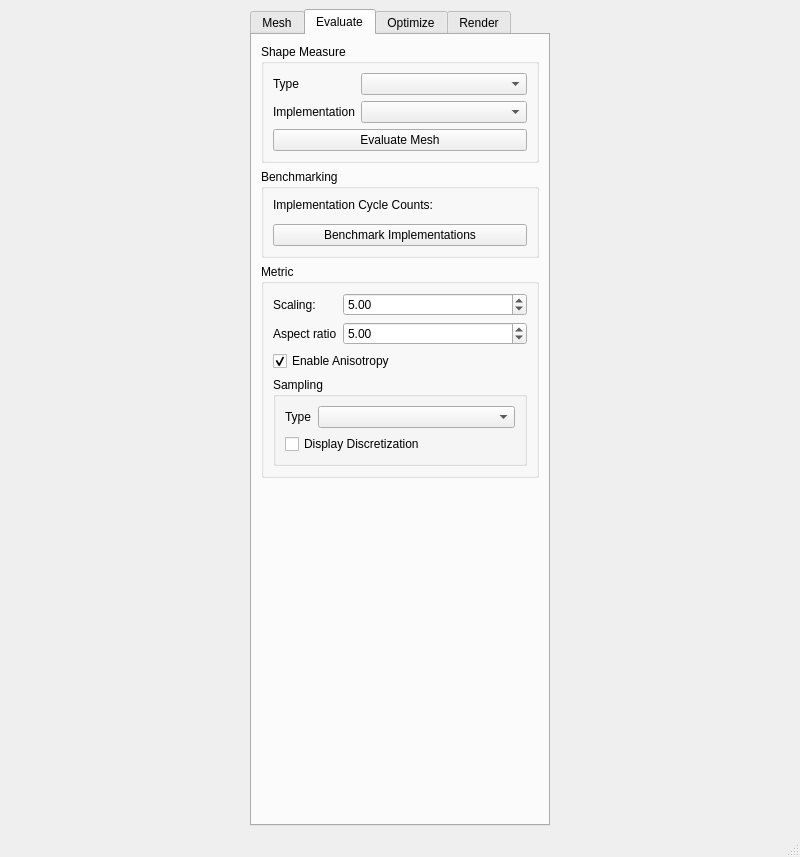
The window that UserInterface/MainWindow.ui (wibus/GpuMesh) describes before a commit, drawn with Qt 5.
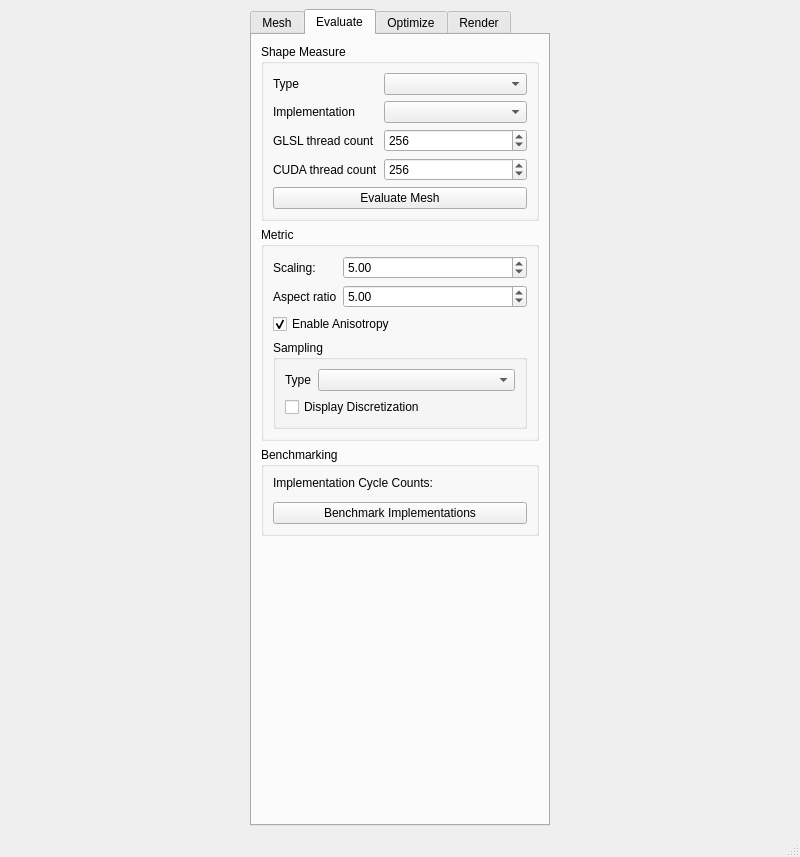
The same window after the commit. The open tabs and pages were chosen to show the change.

Commit message: Variable group size for glsl and cuda evaluators

```diff
--- a/UserInterface/MainWindow.ui
+++ b/UserInterface/MainWindow.ui
@@ -182,36 +182,50 @@
            <item row="1" column="1">
             <widget class="QComboBox" name="shapeMeasureImplMenu"/>
            </item>
-           <item row="2" column="0" colspan="2">
+           <item row="4" column="0" colspan="2">
             <widget class="QPushButton" name="evaluateMesh">
              <property name="text">
               <string>Evaluate Mesh</string>
              </property>
             </widget>
            </item>
-          </layout>
-         </widget>
-        </item>
-        <item>
-         <widget class="QGroupBox" name="evaluateBenchmarkGroup">
-          <property name="title">
-           <string>Benchmarking</string>
-          </property>
-          <layout class="QVBoxLayout" name="verticalLayout_6">
-           <item>
-            <widget class="QLabel" name="evaluateImplCycleCountsLabel">
+           <item row="2" column="0">
+            <widget class="QLabel" name="shapeMeasureGlslThreadLabel">
              <property name="text">
-              <string>Implementation Cycle Counts:</string>
+              <string>GLSL thread count</string>
              </property>
             </widget>
            </item>
-           <item>
-            <widget class="QWidget" name="evaluateImplCycleCountsLayout" native="true"/>
+           <item row="2" column="1">
+            <widget class="QSpinBox" name="shapeMeasureGlslThreadSpin">
+             <property name="minimum">
+              <number>1</number>
+             </property>
+             <property name="maximum">
+              <number>1024</number>
+             </property>
+             <property name="value">
+              <number>256</number>
+             </property>
+            </widget>
            </item>
-           <item>
-            <widget class="QPushButton" name="evaluateBenchmarkImplButton">
+           <item row="3" column="0">
+            <widget class="QLabel" name="shapeMeasureCudaThreadLabel">
              <property name="text">
-              <string>Benchmark Implementations</string>
+              <string>CUDA thread count</string>
+             </property>
+            </widget>
+           </item>
+           <item row="3" column="1">
+            <widget class="QSpinBox" name="shapeMeasureCudaThreadSpin">
+             <property name="minimum">
+              <number>1</number>
+             </property>
+             <property name="maximum">
+              <number>1024</number>
+             </property>
+             <property name="value">
+              <number>256</number>
              </property>
             </widget>
            </item>
@@ -303,6 +317,32 @@
           </layout>
          </widget>
         </item>
+        <item>
+         <widget class="QGroupBox" name="evaluateBenchmarkGroup">
+          <property name="title">
+           <string>Benchmarking</string>
+          </property>
+          <layout class="QVBoxLayout" name="verticalLayout_6">
+           <item>
+            <widget class="QLabel" name="evaluateImplCycleCountsLabel">
+             <property name="text">
+              <string>Implementation Cycle Counts:</string>
+             </property>
+            </widget>
+           </item>
+           <item>
+            <widget class="QWidget" name="evaluateImplCycleCountsLayout" native="true"/>
+           </item>
+           <item>
+            <widget class="QPushButton" name="evaluateBenchmarkImplButton">
+             <property name="text">
+              <string>Benchmark Implementations</string>
+             </property>
+            </widget>
+           </item>
+          </layout>
+         </widget>
+        </item>
         <item>
          <spacer name="evaluateSpacer">
           <property name="orientation">
```
Left out of the diff: 2 changed lines with no effect on the pictures. The commit also changes 8 other files.
